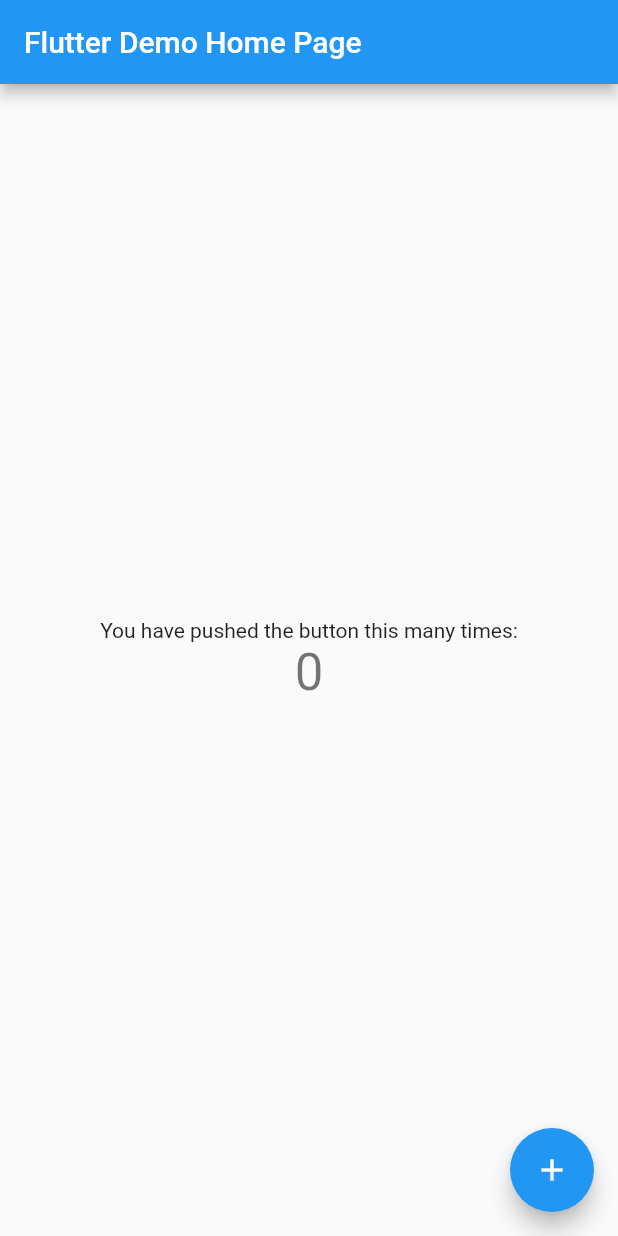
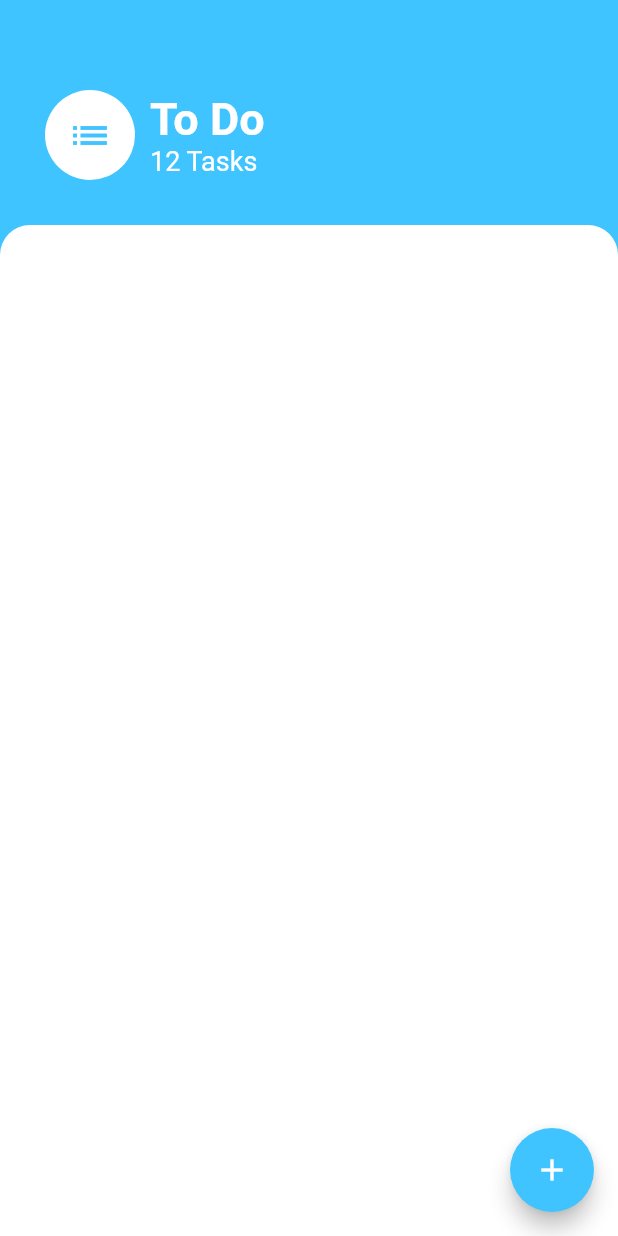
Before and after one commit to Cleber4/to_do_list, a Flutter app: the screen it shows after launch, on a phone screen of 412 x 824 dp. Run offline on Flutter 3.47's test engine with Material 2 defaults, Android fonts, the phone set to English and light mode, and no system bars.

Commit message:
[#01] - Create screen

```diff
--- a/lib/main.dart
+++ b/lib/main.dart
@@ -1,113 +1,15 @@
 import 'package:flutter/material.dart';
+import 'package:to_do_list/screens/tasks_screen.dart';
 
 void main() {
   runApp(MyApp());
 }
 
 class MyApp extends StatelessWidget {
-  // This widget is the root of your application.
   @override
   Widget build(BuildContext context) {
     return MaterialApp(
-      title: 'Flutter Demo',
-      theme: ThemeData(
-        // This is the theme of your application.
-        //
-        // Try running your application with "flutter run". You'll see the
-        // application has a blue toolbar. Then, without quitting the app, try
-        // changing the primarySwatch below to Colors.green and then invoke
-        // "hot reload" (press "r" in the console where you ran "flutter run",
-        // or simply save your changes to "hot reload" in a Flutter IDE).
-        // Notice that the counter didn't reset back to zero; the application
-        // is not restarted.
-        primarySwatch: Colors.blue,
-      ),
-      home: MyHomePage(title: 'Flutter Demo Home Page'),
+      home: TasksScreen(),
     );
   }
 }
-
-class MyHomePage extends StatefulWidget {
-  MyHomePage({Key? key, this.title}) : super(key: key);
-
-  // This widget is the home page of your application. It is stateful, meaning
-  // that it has a State object (defined below) that contains fields that affect
-  // how it looks.
-
-  // This class is the configuration for the state. It holds the values (in this
-  // case the title) provided by the parent (in this case the App widget) and
-  // used by the build method of the State. Fields in a Widget subclass are
-  // always marked "final".
-
-  final String? title;
-
-  @override
-  _MyHomePageState createState() => _MyHomePageState();
-}
-
-class _MyHomePageState extends State<MyHomePage> {
-  int _counter = 0;
-
-  void _incrementCounter() {
-    setState(() {
-      // This call to setState tells the Flutter framework that something has
-      // changed in this State, which causes it to rerun the build method below
-      // so that the display can reflect the updated values. If we changed
-      // _counter without calling setState(), then the build method would not be
-      // called again, and so nothing would appear to happen.
-      _counter++;
-    });
-  }
-
-  @override
-  Widget build(BuildContext context) {
-    // This method is rerun every time setState is called, for instance as done
-    // by the _incrementCounter method above.
-    //
-    // The Flutter framework has been optimized to make rerunning build methods
-    // fast, so that you can just rebuild anything that needs updating rather
-    // than having to individually change instances of widgets.
-    return Scaffold(
-      appBar: AppBar(
-        // Here we take the value from the MyHomePage object that was created by
-        // the App.build method, and use it to set our appbar title.
-        title: Text(widget.title!),
-      ),
-      body: Center(
-        // Center is a layout widget. It takes a single child and positions it
-        // in the middle of the parent.
-        child: Column(
-          // Column is also a layout widget. It takes a list of children and
-          // arranges them vertically. By default, it sizes itself to fit its
-          // children horizontally, and tries to be as tall as its parent.
-          //
-          // Invoke "debug painting" (press "p" in the console, choose the
-          // "Toggle Debug Paint" action from the Flutter Inspector in Android
-          // Studio, or the "Toggle Debug Paint" command in Visual Studio Code)
-          // to see the wireframe for each widget.
-          //
-          // Column has various properties to control how it sizes itself and
-          // how it positions its children. Here we use mainAxisAlignment to
-          // center the children vertically; the main axis here is the vertical
-          // axis because Columns are vertical (the cross axis would be
-          // horizontal).
-          mainAxisAlignment: MainAxisAlignment.center,
-          children: <Widget>[
-            Text(
-              'You have pushed the button this many times:',
-            ),
-            Text(
-              '$_counter',
-              style: Theme.of(context).textTheme.headline4,
-            ),
-          ],
-        ),
-      ),
-      floatingActionButton: FloatingActionButton(
-        onPressed: _incrementCounter,
-        tooltip: 'Increment',
-        child: Icon(Icons.add),
-      ), // This trailing comma makes auto-formatting nicer for build methods.
-    );
-  }
-}
--- /dev/null
+++ b/lib/screens/tasks_screen.dart
@@ -0,0 +1,75 @@
+import 'package:flutter/material.dart';
+
+class TasksScreen extends StatelessWidget {
+  @override
+  Widget build(BuildContext context) {
+    return Scaffold(
+      backgroundColor: Colors.lightBlueAccent,
+      floatingActionButton: FloatingActionButton(
+        onPressed: () {},
+        backgroundColor: Colors.lightBlueAccent,
+        child: Icon(Icons.add),
+      ),
+      body: Column(
+        children: [
+          Container(
+            padding: EdgeInsets.only(
+                top: 60.0, bottom: 30.0, left: 30.0, right: 30.0),
+            child: Column(
+              // crossAxisAlignment: CrossAxisAlignment.start,
+              children: [
+                Row(
+                  // mainAxisAlignment: MainAxisAlignment.spaceBetween,
+                  children: [
+                    CircleAvatar(
+                      child: Icon(
+                        Icons.list,
+                        size: 30.0,
+                        color: Colors.lightBlueAccent,
+                      ),
+                      radius: 30.0,
+                      backgroundColor: Colors.white,
+                    ),
+                    SizedBox(
+                      width: 10.0,
+                    ),
+                    Column(
+                      crossAxisAlignment: CrossAxisAlignment.start,
+                      children: [
+                        Text(
+                          'To Do',
+                          style: TextStyle(
+                            color: Colors.white,
+                            fontSize: 30.0,
+                            fontWeight: FontWeight.w700,
+                          ),
+                        ),
+                        Text(
+                          '12 Tasks',
+                          style: TextStyle(
+                            color: Colors.white,
+                            fontSize: 18.0,
+                          ),
+                        )
+                      ],
+                    )
+                  ],
+                ),
+              ],
+            ),
+          ),
+          Expanded(
+            child: Container(
+              decoration: BoxDecoration(
+                  color: Colors.white,
+                  borderRadius: BorderRadius.only(
+                    topLeft: Radius.circular(20.0),
+                    topRight: Radius.circular(20.0),
+                  )),
+            ),
+          ),
+        ],
+      ),
+    );
+  }
+}
```
